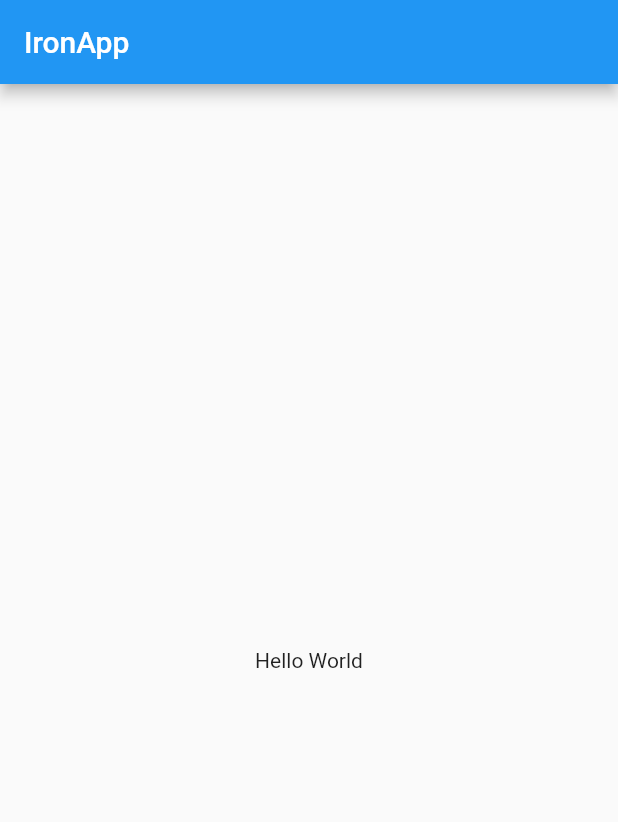
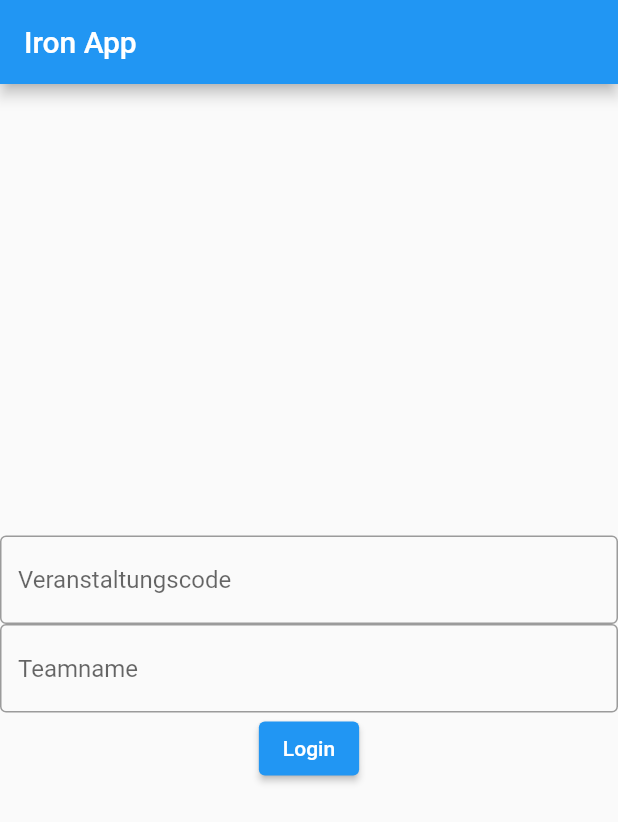
Before and after one commit to joshkreud/ironM_app_flutter, a Flutter app: the screen it shows after launch, on a phone screen of 412 x 824 dp. Shown: the top 822 px of the screen. Run offline on Flutter 3.47's test engine with Material 2 defaults, Android fonts, the phone set to English and light mode, and no system bars; our stand-ins replace go_router.

Commit message:
way more downhill

```diff
--- /dev/null
+++ b/lib/constants.dart
@@ -0,0 +1,4 @@
+class ApiConstants {
+  static String baseUrl = 'http://10.0.2.2:5000/api/';
+  static String joinGameEndpoint = '/QuizRegistration/JoinGame';
+}
--- a/lib/main.dart
+++ b/lib/main.dart
@@ -1,28 +1,51 @@
-// Copyright 2018 The Flutter team. All rights reserved.
+// Copyright 2013 The Flutter Authors. All rights reserved.
 // Use of this source code is governed by a BSD-style license that can be
 // found in the LICENSE file.
 
 import 'package:flutter/material.dart';
+import 'package:go_router/go_router.dart';
+import 'package:iron_app/screens/login.dart';
+import 'package:iron_app/screens/quizlist.dart';
 
-void main() {
-  runApp(const MyApp());
-}
+// This scenario demonstrates a simple two-page app.
+//
+// The first route '/' is mapped to Page1Screen, and the second route '/page2'
+// is mapped to Page2Screen. To navigate between pages, press the buttons on the
+// pages.
+//
+// The onPress callbacks use context.go() to navigate to another page. This is
+// equivalent to entering url to the browser url bar directly.
 
-class MyApp extends StatelessWidget {
-  const MyApp({super.key});
+void main() => runApp(App());
+
+/// The main app.
+class App extends StatelessWidget {
+  /// Creates an [App].
+  App({Key? key}) : super(key: key);
+
+  /// The title of the app.
+  static const String title = 'Iron App';
 
   @override
-  Widget build(BuildContext context) {
-    return MaterialApp(
-      title: 'IronApp',
-      home: Scaffold(
-        appBar: AppBar(
-          title: const Text('IronApp'),
-        ),
-        body: const Center(
-          child: Text('Hello World'),
-        ),
+  Widget build(BuildContext context) => MaterialApp.router(
+        routerConfig: _router,
+        title: title,
+      );
+
+  final GoRouter _router = GoRouter(
+    routes: <GoRoute>[
+      GoRoute(
+        path: '/',
+        builder: (BuildContext context, GoRouterState state) =>
+            const LoginScreen(),
+        routes: <GoRoute>[
+          GoRoute(
+            path: 'page2',
+            builder: (BuildContext context, GoRouterState state) =>
+                const QuizList(),
+          ),
+        ],
       ),
-    );
-  }
+    ],
+  );
 }
--- /dev/null
+++ b/lib/screens/login.dart
@@ -0,0 +1,86 @@
+import 'package:flutter/material.dart';
+import 'package:go_router/go_router.dart';
+import 'package:iron_app/main.dart';
+import 'package:http/http.dart' as http;
+import 'dart:async';
+import 'dart:convert';
+import 'dart:io';
+import 'package:iron_app/constants.dart';
+
+class LoginScreen extends StatefulWidget {
+  const LoginScreen({super.key});
+
+  @override
+  State<LoginScreen> createState() => _LoginScreenState();
+}
+
+// Define a corresponding State class.
+// This class holds the data related to the Form.
+class _LoginScreenState extends State<LoginScreen> {
+  // Create a text controller and use it to retrieve the current value
+  // of the TextField.
+  final veranstaltungsCodeController = TextEditingController();
+  final teamNameController = TextEditingController();
+
+  void joinGame() async {
+    final uri = Uri.parse(ApiConstants.baseUrl + ApiConstants.joinGameEndpoint);
+
+    final joinParameters = {
+      'gameID': veranstaltungsCodeController.text,
+      'credentials': {'teamName': teamNameController.text}
+    };
+
+    final joinHeaders = {
+      'accept': 'text/plain',
+      'Content-Type': 'application/json',
+    };
+
+    final response = await http.post(uri,
+        headers: joinHeaders, body: jsonEncode(joinParameters));
+
+    if (response.statusCode == 200) {
+      print(jsonDecode(response.body));
+    } else {
+      final statusCode = response.statusCode;
+      throw Exception('Ehm ... got HTTP: $statusCode');
+    }
+  }
+
+  @override
+  void dispose() {
+    // Clean up the controller when the widget is disposed.
+    veranstaltungsCodeController.dispose();
+    super.dispose();
+  }
+
+  @override
+  Widget build(BuildContext context) => Scaffold(
+        appBar: AppBar(title: const Text(App.title)),
+        body: Center(
+          child: Column(
+            mainAxisAlignment: MainAxisAlignment.center,
+            children: <Widget>[
+              TextField(
+                controller: veranstaltungsCodeController,
+                decoration: const InputDecoration(
+                  border: OutlineInputBorder(),
+                  hintText: 'Veranstaltungscode',
+                ),
+              ),
+              TextField(
+                controller: teamNameController,
+                decoration: const InputDecoration(
+                  border: OutlineInputBorder(),
+                  hintText: 'Teamname',
+                ),
+              ),
+              ElevatedButton(
+                // onPressed: () => context.go('/page2'),
+                onPressed: () => joinGame(),
+                child: const Text('Login'),
+              ),
+            ],
+          ),
+        ),
+      );
+}
--- a/pubspec.yaml
+++ b/pubspec.yaml
@@ -36,6 +36,11 @@ dependencies:
   # The following adds the Cupertino Icons font to your application.
   # Use with the CupertinoIcons class for iOS style icons.
   cupertino_icons: ^1.0.2
+  go_router: ^5.1.1
+  http: ^0.13.5
+  json_serializable: ^6.5.4
+  build_runner: ^2.3.2
+  json_annotation: ^4.7.0
 
 dev_dependencies:
   flutter_test:
```
Also changed, not shown: lib/models/join_game_message.dart (added, +15 -0 lines), lib/screens/quizlist.dart (added, +24 -0 lines), lib/models/join_game_message.g.dart (added), pubspec.lock, 1 other file.
